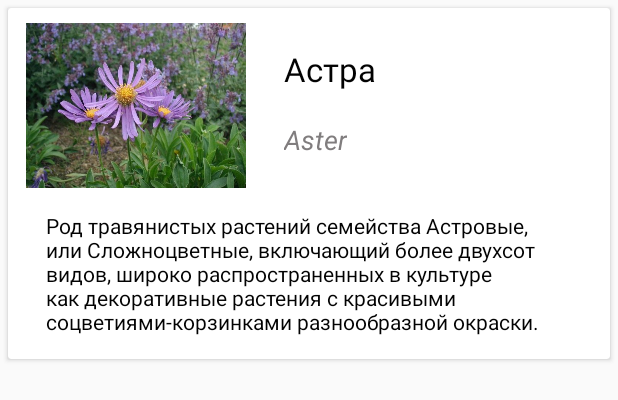
After one commit to omelchenkoaleks/MVP_server, an Android app: the layout flower_item.xml on its own in the app's theme, with its tools: preview values and no code run, on a phone screen of 412 x 824 dp. The commit adds this screen. Shown: the top 400 px of the screen. Run offline under Robolectric (Android 15) with nearby library versions, the phone set to English and light mode, and no system bars.

Commit message:
работает, но локально (на эмуляторе) ...

```diff
--- a/app/build.gradle
+++ b/app/build.gradle
@@ -29,5 +29,5 @@ dependencies {
     implementation 'androidx.cardview:cardview:1.0.0'
     implementation 'com.squareup.retrofit2:retrofit:2.6.0'
     implementation 'com.squareup.retrofit2:converter-gson:2.6.0'
-    implementation 'com.squareup.picasso:picasso:2.71828'
+    implementation 'it.sephiroth.android.library.picasso:picasso:2.5.2.4b'
 }
--- a/app/src/main/AndroidManifest.xml
+++ b/app/src/main/AndroidManifest.xml
@@ -1,6 +1,8 @@
 <?xml version="1.0" encoding="utf-8"?>
 <manifest xmlns:android="http://schemas.android.com/apk/res/android"
     package="com.omelchenkoaleks.flowers">
+
+    <uses-permission android:name="android.permission.INTERNET" />
 
     <application
         android:allowBackup="true"
@@ -9,7 +11,7 @@
         android:roundIcon="@mipmap/ic_launcher_round"
         android:supportsRtl="true"
         android:theme="@style/AppTheme">
-        <activity android:name=".MainActivity">
+        <activity android:name=".main.MainActivity">
             <intent-filter>
                 <action android:name="android.intent.action.MAIN" />
 
--- /dev/null
+++ b/app/src/main/res/layout/flower_item.xml
@@ -0,0 +1,68 @@
+<?xml version="1.0" encoding="utf-8"?>
+<androidx.cardview.widget.CardView xmlns:android="http://schemas.android.com/apk/res/android"
+    xmlns:app="http://schemas.android.com/apk/res-auto"
+    android:id="@+id/itemCard"
+    android:layout_width="match_parent"
+    android:layout_height="wrap_content"
+    android:layout_margin="5dp"
+    app:cardBackgroundColor="@color/colorWhite">
+
+    <RelativeLayout
+        android:layout_width="match_parent"
+        android:layout_height="wrap_content">
+
+        <ImageView
+            android:id="@+id/flower_img"
+            android:layout_width="150dp"
+            android:layout_height="110dp"
+            android:layout_alignParentLeft="true"
+            android:layout_alignParentStart="true"
+            android:layout_alignParentTop="true"
+            android:layout_marginLeft="10dp"
+            android:layout_marginStart="10dp"
+            android:layout_marginTop="10dp"
+            android:contentDescription="@string/img_content_desc"
+            app:srcCompat="@drawable/pic_astra" />
+
+        <TextView
+            android:id="@+id/flower_rus"
+            android:layout_width="wrap_content"
+            android:layout_height="wrap_content"
+            android:layout_alignTop="@+id/flower_img"
+            android:layout_marginLeft="24dp"
+            android:layout_marginStart="24dp"
+            android:layout_marginTop="16dp"
+            android:layout_toEndOf="@+id/flower_img"
+            android:layout_toRightOf="@+id/flower_img"
+            android:text="@string/plant_rus"
+            android:textColor="@color/colorBlack"
+            android:textSize="22sp" />
+
+        <TextView
+            android:id="@+id/flower_lat"
+            android:layout_width="wrap_content"
+            android:layout_height="wrap_content"
+            android:layout_alignLeft="@+id/flower_rus"
+            android:layout_alignStart="@+id/flower_rus"
+            android:layout_below="@+id/flower_rus"
+            android:layout_marginTop="20dp"
+            android:text="@string/plant_lat"
+            android:textColor="@color/colorGray"
+            android:textSize="18sp"
+            android:textStyle="italic"/>
+
+        <TextView
+            android:id="@+id/flower_desc"
+            android:layout_width="match_parent"
+            android:layout_height="wrap_content"
+            android:layout_alignLeft="@+id/flower_img"
+            android:layout_alignStart="@+id/flower_img"
+            android:layout_below="@+id/flower_img"
+            android:layout_margin="15dp"
+            android:text="@string/plant_desc"
+            android:textColor="@color/colorBlack"
+            android:textSize="14sp" />
+
+    </RelativeLayout>
+
+</androidx.cardview.widget.CardView>
--- a/app/src/main/res/values/colors.xml
+++ b/app/src/main/res/values/colors.xml
@@ -1,6 +1,10 @@
 <?xml version="1.0" encoding="utf-8"?>
 <resources>
-    <color name="colorPrimary">#008577</color>
-    <color name="colorPrimaryDark">#00574B</color>
-    <color name="colorAccent">#D81B60</color>
+    <color name="colorPrimary">#3F51B5</color>
+    <color name="colorPrimaryDark">#303F9F</color>
+    <color name="colorAccent">#ff4081</color>
+
+    <color name="colorBlack">#020202</color>
+    <color name="colorGray">#807d7e</color>
+    <color name="colorWhite">#ffffff</color>
 </resources>
--- a/app/src/main/res/values/strings.xml
+++ b/app/src/main/res/values/strings.xml
@@ -1,3 +1,11 @@
 <resources>
     <string name="app_name">Flowers</string>
+
+    <string name="img_content_desc">image</string>
+
+    <string name="plant_rus">Астра</string>
+    <string name="plant_lat">Aster</string>
+    <string name="plant_desc">Род травянистых растений семейства Астровые, или Сложноцветные,
+        включающий более двухсот видов, широко распространенных в культуре как декоративные
+        растения с красивыми соцветиями-корзинками разнообразной окраски.</string>
 </resources>
```
Also changed, not shown: app/src/main/java/com/omelchenkoaleks/flowers/MainActivity.java (deleted, +0 -14 lines), app/src/main/java/com/omelchenkoaleks/flowers/main/FlowerAdapter.java (added, +82 -0 lines), app/src/main/java/com/omelchenkoaleks/flowers/main/MainActivity.java (added, +47 -0 lines), app/src/main/java/com/omelchenkoaleks/flowers/main/MainContract.java (added, +16 -0 lines), app/src/main/java/com/omelchenkoaleks/flowers/main/MainPresenter.java (added, +38 -0 lines), app/src/main/java/com/omelchenkoaleks/flowers/model/Apis.java (added, +19 -0 lines), app/src/main/java/com/omelchenkoaleks/flowers/model/Flower.java (added, +69 -0 lines), app/src/main/java/com/omelchenkoaleks/flowers/model/FlowerApi.java (added, +9 -0 lines), app/src/main/java/com/omelchenkoaleks/flowers/model/FlowerResponse.java (added, +21 -0 lines), app/src/main/res/layout/activity_main.xml (+9 -12 lines), app/src/main/res/drawable-v24/pic_astra.jpg (added), app/src/main/res/drawable/ic_flower.png (added).
